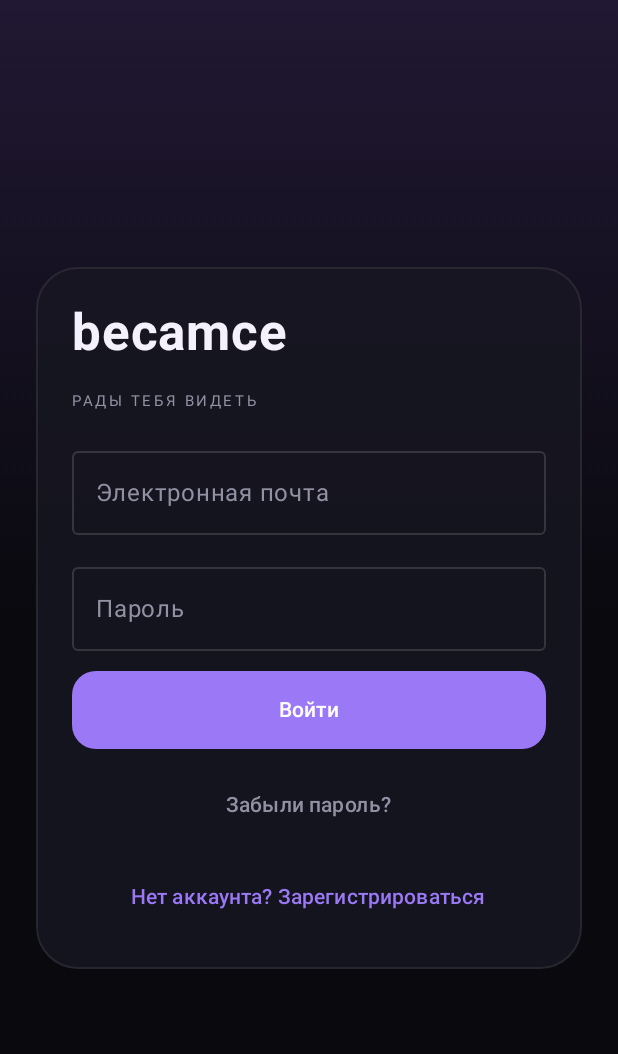
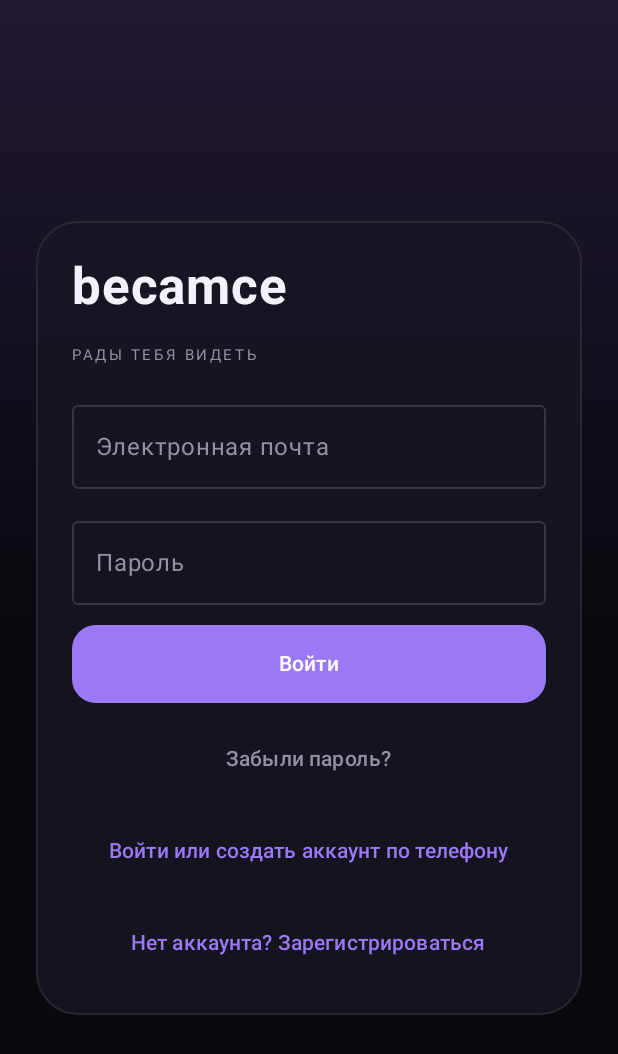
Before and after one commit to ziggydef/ZFS, an Android app built with Jetpack Compose: the screen it shows after launch (MainActivity), on a phone screen of 412 x 824 dp. Shown: the top 1054 px of the screen. Run offline under Robolectric (Android 15) with nearby library versions, the phone set to English and light mode, and no system bars.

Commit message:
Add phone-based registration and sign-in UI

```diff
--- a/app/src/main/java/com/becamce/app/AuthScreen.kt
+++ b/app/src/main/java/com/becamce/app/AuthScreen.kt
@@ -15,7 +15,6 @@ import androidx.compose.foundation.text.KeyboardOptions
 import androidx.compose.material3.Button
 import androidx.compose.material3.ButtonDefaults
 import androidx.compose.material3.CircularProgressIndicator
-import androidx.compose.material3.MaterialTheme
 import androidx.compose.material3.OutlinedTextField
 import androidx.compose.material3.OutlinedTextFieldDefaults
 import androidx.compose.material3.Text
@@ -30,7 +29,6 @@ import androidx.compose.ui.text.input.KeyboardType
 import androidx.compose.ui.text.input.PasswordVisualTransformation
 import androidx.compose.ui.unit.dp
 import androidx.compose.ui.unit.sp
-import com.becamce.app.core.data.BackendConfig
 import com.becamce.app.core.domain.AuthRepository
 import com.becamce.app.core.domain.InputValidation
 import kotlinx.coroutines.launch
@@ -44,7 +42,11 @@ private val AuthWhite = Color(0xFFF4F1FC)
 @Composable
 fun AuthScreen(repository: AuthRepository) {
     var isSignUp by remember { mutableStateOf(false) }
+    var phoneMode by remember { mutableStateOf(false) }
+    var phoneCodeSent by remember { mutableStateOf(false) }
     var email by remember { mutableStateOf("") }
+    var phone by remember { mutableStateOf("") }
+    var smsCode by remember { mutableStateOf("") }
     var password by remember { mutableStateOf("") }
     var displayName by remember { mutableStateOf("") }
     var busy by remember { mutableStateOf(false) }
@@ -66,9 +68,38 @@ fun AuthScreen(repository: AuthRepository) {
         ) {
             Text("becamce", color = AuthWhite, fontSize = 34.sp, fontWeight = FontWeight.Bold)
             Text(
-                if (isSignUp) "СОЗДАЙ СВОЙ АККАУНТ" else "РАДЫ ТЕБЯ ВИДЕТЬ",
+                when {
+                    phoneMode -> if (phoneCodeSent) "ПОДТВЕРДИ НОМЕР" else "ВХОД И РЕГИСТРАЦИЯ ПО SMS"
+                    isSignUp -> "СОЗДАЙ СВОЙ АККАУНТ"
+                    else -> "РАДЫ ТЕБЯ ВИДЕТЬ"
+                },
                 color = AuthMuted, fontSize = 10.sp, letterSpacing = 1.7.sp
             )
+
+            if (phoneMode) {
+                if (!phoneCodeSent) {
+                    OutlinedTextField(
+                        value = displayName, onValueChange = { displayName = it; error = null },
+                        label = { Text("Твоё имя") }, singleLine = true,
+                        modifier = Modifier.fillMaxWidth(), colors = fieldColors()
+                    )
+                }
+                OutlinedTextField(
+                    value = phone, onValueChange = { phone = it; error = null },
+                    label = { Text("Номер телефона (+4915112345678)") }, singleLine = true,
+                    keyboardOptions = KeyboardOptions(keyboardType = KeyboardType.Phone),
+                    modifier = Modifier.fillMaxWidth(), colors = fieldColors()
+                )
+                if (phoneCodeSent) {
+                    OutlinedTextField(
+                        value = smsCode,
+                        onValueChange = { smsCode = it.filter(Char::isDigit).take(6); error = null },
+                        label = { Text("Код из SMS") }, singleLine = true,
+                        keyboardOptions = KeyboardOptions(keyboardType = KeyboardType.Number),
+                        modifier = Modifier.fillMaxWidth(), colors = fieldColors()
+                    )
+                }
+            } else {
                 if (isSignUp) {
                     OutlinedTextField(
                         value = displayName, onValueChange = { displayName = it; error = null },
@@ -89,24 +120,47 @@ fun AuthScreen(repository: AuthRepository) {
                     keyboardOptions = KeyboardOptions(keyboardType = KeyboardType.Password),
                     modifier = Modifier.fillMaxWidth(), colors = fieldColors()
                 )
+            }
+
             error?.let { Text(it, color = Color(0xFFFF8B9A), fontSize = 12.sp) }
             notice?.let { Text(it, color = Color(0xFF9ADDBA), fontSize = 12.sp) }
+
             Button(
                 onClick = {
                     error = null
                     notice = null
+                    if (phoneMode) {
+                        error = if (phoneCodeSent) {
+                            InputValidation.phone(phone) ?: InputValidation.smsCode(smsCode)
+                        } else {
+                            InputValidation.phone(phone) ?: InputValidation.displayName(displayName)
+                        }
+                        if (error == null) scope.launch {
+                            busy = true
+                            val result = if (phoneCodeSent) {
+                                repository.verifyPhoneCode(phone, smsCode).map { Unit }
+                            } else {
+                                repository.requestPhoneCode(phone, displayName)
+                            }
+                            busy = false
+                            result.onSuccess {
+                                if (phoneCodeSent) {
+                                    notice = "Номер подтверждён. Добро пожаловать в becamce!"
+                                } else {
+                                    phoneCodeSent = true
+                                    notice = "Код отправлен по SMS. Введи его ниже."
+                                }
+                            }.onFailure { error = it.message ?: "Не удалось выполнить запрос" }
+                        }
+                    } else {
                         val emailError = InputValidation.email(email)
                         val passwordError = InputValidation.password(password)
                         val nameError = if (isSignUp) InputValidation.displayName(displayName) else null
                         error = emailError ?: passwordError ?: nameError
-                    if (error == null) {
-                        scope.launch {
+                        if (error == null) scope.launch {
                             busy = true
-                            val result = if (isSignUp) {
-                                repository.signUp(email, password, displayName)
-                            } else {
-                                repository.signIn(email, password).map { Unit }
-                            }
+                            val result = if (isSignUp) repository.signUp(email, password, displayName)
+                                else repository.signIn(email, password).map { Unit }
                             busy = false
                             result.onSuccess {
                                 if (isSignUp) {
@@ -124,9 +178,26 @@ fun AuthScreen(repository: AuthRepository) {
                 shape = RoundedCornerShape(16.dp)
             ) {
                 if (busy) CircularProgressIndicator(color = Color.White, strokeWidth = 2.dp)
-                else Text(if (isSignUp) "Создать аккаунт" else "Войти", color = Color.White)
+                else Text(
+                    when {
+                        phoneMode && phoneCodeSent -> "Подтвердить код"
+                        phoneMode -> "Отправить SMS-код"
+                        isSignUp -> "Создать аккаунт"
+                        else -> "Войти"
+                    },
+                    color = Color.White
+                )
             }
-            if (!isSignUp) {
+
+            if (phoneMode && phoneCodeSent) {
+                TextButton(
+                    enabled = !busy,
+                    onClick = { phoneCodeSent = false; smsCode = ""; error = null; notice = null },
+                    modifier = Modifier.align(Alignment.CenterHorizontally)
+                ) { Text("Изменить номер", color = AuthMuted) }
+            }
+
+            if (!phoneMode && !isSignUp) {
                 TextButton(
                     enabled = !busy,
                     onClick = {
@@ -143,19 +214,29 @@ fun AuthScreen(repository: AuthRepository) {
                     modifier = Modifier.align(Alignment.CenterHorizontally)
                 ) { Text("Забыли пароль?", color = AuthMuted) }
             }
+
             TextButton(
                 enabled = !busy,
                 onClick = {
-                    isSignUp = !isSignUp
+                    phoneMode = !phoneMode
+                    phoneCodeSent = false
+                    smsCode = ""
                     error = null
                     notice = null
                 },
                 modifier = Modifier.align(Alignment.CenterHorizontally)
             ) {
-                Text(
-                    if (isSignUp) "Уже есть аккаунт? Войти" else "Нет аккаунта? Зарегистрироваться",
-                    color = AuthViolet
-                )
+                Text(if (phoneMode) "Продолжить по электронной почте" else "Войти или создать аккаунт по телефону", color = AuthViolet)
+            }
+
+            if (!phoneMode) {
+                TextButton(
+                    enabled = !busy,
+                    onClick = { isSignUp = !isSignUp; error = null; notice = null },
+                    modifier = Modifier.align(Alignment.CenterHorizontally)
+                ) {
+                    Text(if (isSignUp) "Уже есть аккаунт? Войти" else "Нет аккаунта? Зарегистрироваться", color = AuthViolet)
+                }
             }
         }
     }
```
Lines whose indentation alone changed are shown as unchanged.
